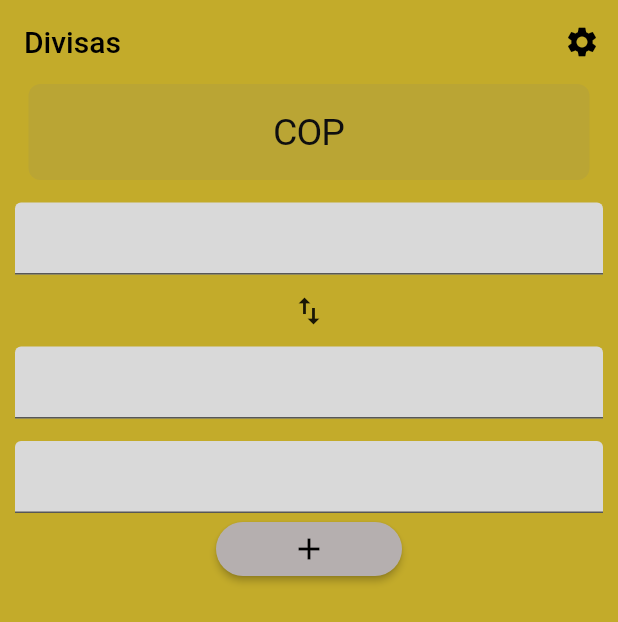
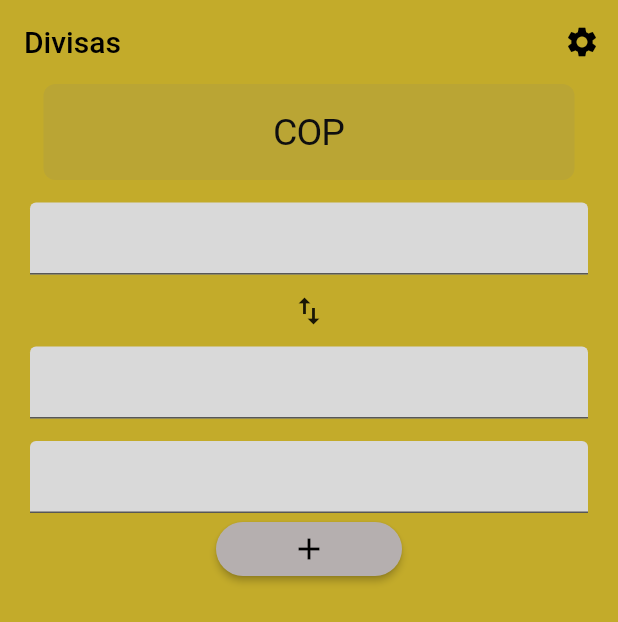
Before and after one commit to sam1rC/xchange, a Flutter app: the screen it shows after launch, on a phone screen of 412 x 824 dp. Shown: the top 622 px of the screen. Run offline on Flutter 3.47's test engine with Material 2 defaults, Android fonts, the phone set to English and light mode, and no system bars.

```diff
--- a/lib/pages/home.dart
+++ b/lib/pages/home.dart
@@ -20,7 +20,7 @@ class _HomePageState extends State<HomePage> {
         ],
       ),
       body: Padding(
-        padding: const EdgeInsets.symmetric(horizontal: 10.0),
+        padding: const EdgeInsets.symmetric(horizontal: 20.0),
         child: Column(
           children: [
             CupertinoPicker(
```
